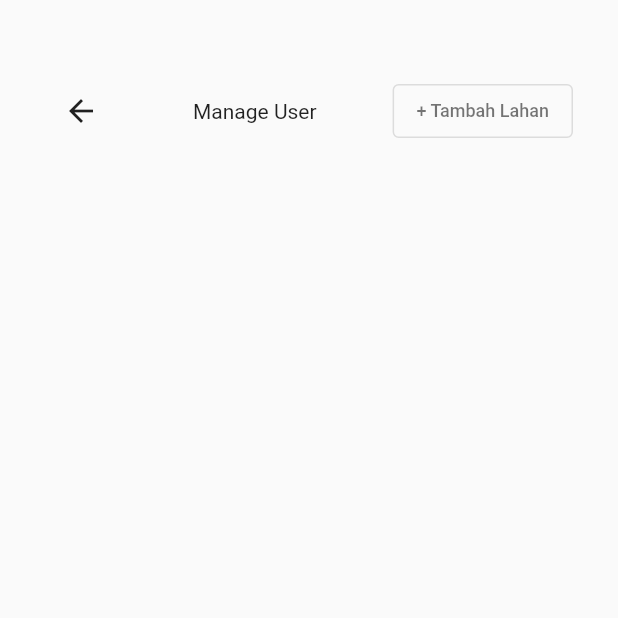
After one commit to Malikibrahim10203/Proyek_2, a Flutter app: the DashboardAdmin screen opened directly, after a tap on an icon or button, on a phone screen of 412 x 824 dp, the top half of it. The commit adds this screen. Run offline on Flutter 3.47's test engine with Material 2 defaults, Android fonts, the phone set to English and light mode, and no system bars; our stand-ins replace get, shared_preferences; accounts and stored records are empty.

Commit message:
manage_user menu top

```diff
--- a/smartfarm/lib/config/api.dart
+++ b/smartfarm/lib/config/api.dart
@@ -1,4 +1,4 @@
 class Api {
-  static const host = 'http://10.0.168.52/api_smartfarm';
+  static const host = 'http://192.168.140.51/api_smartfarm';
   static String login = '$host/login.php';
 }
--- a/smartfarm/lib/pages/admin/dashboard_admin.dart
+++ b/smartfarm/lib/pages/admin/dashboard_admin.dart
@@ -1,5 +1,6 @@
 import 'package:flutter/material.dart';
 import 'package:smartfarm/event/event_pref.dart';
+import 'package:smartfarm/pages/admin/manage_users.dart';
 import 'package:smartfarm/pages/login.dart';
 
 class DashboardAdmin extends StatefulWidget {
@@ -120,7 +121,11 @@ class _DashboardAdminState extends State<DashboardAdmin> {
                     Row(
                       mainAxisAlignment: MainAxisAlignment.spaceBetween,
                       children: [
-                        SizedBox(
+                        GestureDetector(
+                          onTap: () {
+                            Navigator.push(context, MaterialPageRoute(builder: (context) => ManageUser()));
+                          },
+                          child: SizedBox(
                             height: 150,
                             width: 170,
                             child: Card(
@@ -164,6 +169,7 @@ class _DashboardAdminState extends State<DashboardAdmin> {
                                       ],
                                     ),
                                   ],
+                                ),
                               ),
                             ),
                           ),
--- /dev/null
+++ b/smartfarm/lib/pages/admin/manage_users.dart
@@ -0,0 +1,48 @@
+import 'package:flutter/material.dart';
+import 'package:smartfarm/pages/admin/dashboard_admin.dart';
+
+class ManageUser extends StatelessWidget {
+  const ManageUser({Key? key}) : super(key: key);
+
+  @override
+  Widget build(BuildContext context) {
+    return Scaffold(
+      body: Container(
+        padding: EdgeInsets.only(left: 30, top: 50, right: 30),
+        child: Column(
+          children: [
+            Row(
+              mainAxisAlignment: MainAxisAlignment.spaceBetween,
+              children: [
+                IconButton( // Awal Pembuatan Tombol Kembali
+                  onPressed: () {
+                    Navigator.push(context, MaterialPageRoute(builder: (context)=>DashboardAdmin()));
+                  },
+                  icon: Icon(
+                    Icons.arrow_back_outlined,
+                  ),
+                ), // Akhir Pembuatan Tombol Kembali
+                Text("Manage User"), // Tulisan
+                OutlinedButton( // Awal Pembuatan tombol
+                  onPressed: (){},
+                  child: Container(
+                    decoration: BoxDecoration(
+                      borderRadius: BorderRadius.circular(10),
+                    ),
+                    child: Text(
+                      "+ Tambah Lahan",
+                      style: TextStyle(
+                        fontSize: 12,
+                        color: Colors.black54
+                      ),
+                    ),
+                  ),
+                ), // Akhir Pembuatan Tombol
+              ],
+            )
+          ],
+        ),
+      ),
+    );
+  }
+}
```
Lines whose indentation alone changed are shown as unchanged.
